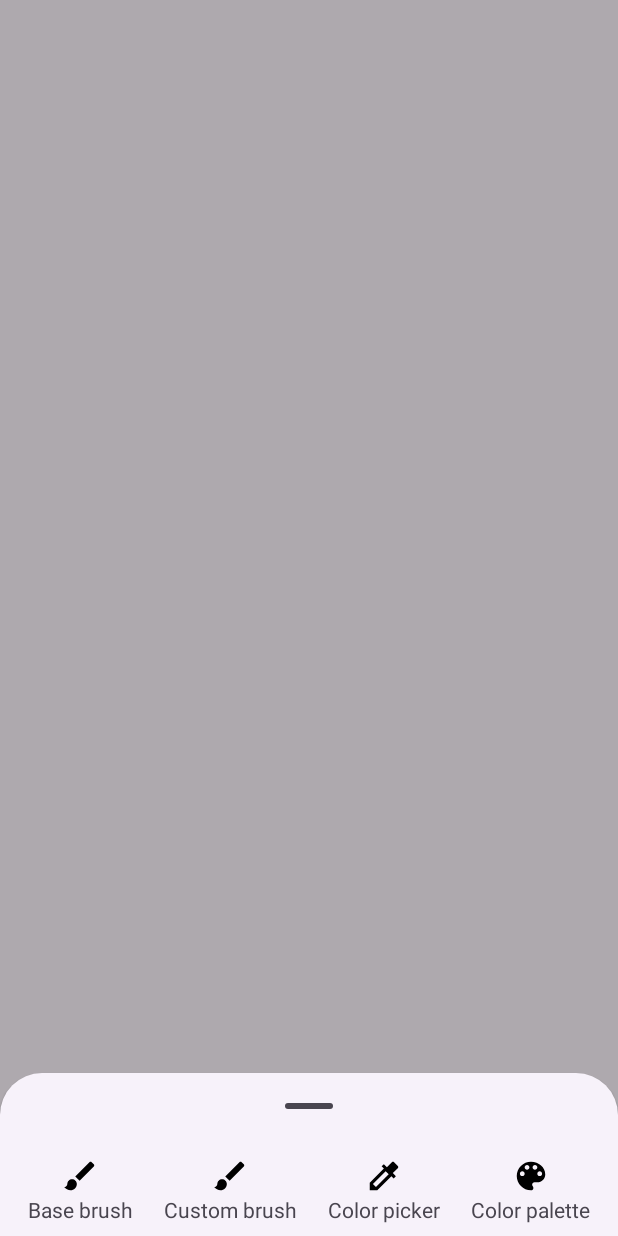
After one commit to riggelllll/BrushBliss, an Android app: the fragment DrawingBottomSheet placed in its activity, on a phone screen of 412 x 824 dp. The commit adds this screen. Run offline under Robolectric (Android 15) with nearby library versions, the phone set to English and light mode, and no system bars; our stand-ins replace data binding.

Commit message:
Added drawing bottom sheet

```diff
--- /dev/null
+++ b/app/src/main/java/com/koniukhov/brushbliss/fragments/DrawingBottomSheet.kt
@@ -0,0 +1,40 @@
+package com.koniukhov.brushbliss.fragments
+
+import android.os.Bundle
+import android.view.LayoutInflater
+import android.view.View
+import android.view.ViewGroup
+import com.google.android.material.bottomsheet.BottomSheetBehavior
+import com.google.android.material.bottomsheet.BottomSheetDialog
+import com.google.android.material.bottomsheet.BottomSheetDialogFragment
+import com.koniukhov.brushbliss.databinding.DrawingBottomSheetContentBinding
+
+class DrawingBottomSheet : BottomSheetDialogFragment() {
+    private var _binding: DrawingBottomSheetContentBinding? = null
+    private val  binding get() = _binding!!
+
+    override fun onCreateView(
+        inflater: LayoutInflater,
+        container: ViewGroup?,
+        savedInstanceState: Bundle?
+    ): View{
+        _binding =  DrawingBottomSheetContentBinding.inflate(inflater, container, false)
+        return binding.root
+    }
+
+    override fun onStart() {
+        super.onStart()
+        setDialogBehaviour()
+    }
+
+    private fun setDialogBehaviour(){
+        dialog?.let {
+            val modalBottomSheetBehavior = (it as BottomSheetDialog).behavior
+            modalBottomSheetBehavior.state = BottomSheetBehavior.STATE_EXPANDED
+        }
+    }
+
+    companion object {
+        const val TAG = "DrawingBottomSheet"
+    }
+}
--- a/app/src/main/java/com/koniukhov/brushbliss/fragments/DrawingFragment.kt
+++ b/app/src/main/java/com/koniukhov/brushbliss/fragments/DrawingFragment.kt
@@ -10,6 +10,7 @@ import com.koniukhov.brushbliss.databinding.FragmentDrawingBinding
 class DrawingFragment : Fragment() {
     private var _binding: FragmentDrawingBinding? = null
     private val binding get() = _binding!!
+    private lateinit var modalBottomSheet: DrawingBottomSheet
 
     override fun onCreateView(
         inflater: LayoutInflater,
@@ -18,6 +19,15 @@ class DrawingFragment : Fragment() {
     ): View {
         _binding = FragmentDrawingBinding.inflate(inflater, container, false)
 
+        initClickListeners()
+
         return binding.root
     }
+
+    private fun initClickListeners(){
+        binding.bottomSheetBtn.setOnClickListener{
+            modalBottomSheet = DrawingBottomSheet()
+            modalBottomSheet.show(childFragmentManager, DrawingBottomSheet.TAG)
+        }
+    }
 }
--- /dev/null
+++ b/app/src/main/res/drawable/ic_brush.xml
@@ -0,0 +1,5 @@
+<vector android:height="24dp" android:tint="#000000"
+    android:viewportHeight="24" android:viewportWidth="24"
+    android:width="24dp" xmlns:android="http://schemas.android.com/apk/res/android">
+    <path android:fillColor="@android:color/white" android:pathData="M7,14c-1.66,0 -3,1.34 -3,3 0,1.31 -1.16,2 -2,2 0.92,1.22 2.49,2 4,2 2.21,0 4,-1.79 4,-4 0,-1.66 -1.34,-3 -3,-3zM20.71,4.63l-1.34,-1.34c-0.39,-0.39 -1.02,-0.39 -1.41,0L9,12.25 11.75,15l8.96,-8.96c0.39,-0.39 0.39,-1.02 0,-1.41z"/>
+</vector>
--- /dev/null
+++ b/app/src/main/res/drawable/ic_color_palette.xml
@@ -0,0 +1,5 @@
+<vector android:height="24dp" android:tint="#000000"
+    android:viewportHeight="24" android:viewportWidth="24"
+    android:width="24dp" xmlns:android="http://schemas.android.com/apk/res/android">
+    <path android:fillColor="@android:color/white" android:pathData="M12,3c-4.97,0 -9,4.03 -9,9s4.03,9 9,9c0.83,0 1.5,-0.67 1.5,-1.5 0,-0.39 -0.15,-0.74 -0.39,-1.01 -0.23,-0.26 -0.38,-0.61 -0.38,-0.99 0,-0.83 0.67,-1.5 1.5,-1.5L16,16c2.76,0 5,-2.24 5,-5 0,-4.42 -4.03,-8 -9,-8zM6.5,12c-0.83,0 -1.5,-0.67 -1.5,-1.5S5.67,9 6.5,9 8,9.67 8,10.5 7.33,12 6.5,12zM9.5,8C8.67,8 8,7.33 8,6.5S8.67,5 9.5,5s1.5,0.67 1.5,1.5S10.33,8 9.5,8zM14.5,8c-0.83,0 -1.5,-0.67 -1.5,-1.5S13.67,5 14.5,5s1.5,0.67 1.5,1.5S15.33,8 14.5,8zM17.5,12c-0.83,0 -1.5,-0.67 -1.5,-1.5S16.67,9 17.5,9s1.5,0.67 1.5,1.5 -0.67,1.5 -1.5,1.5z"/>
+</vector>
--- /dev/null
+++ b/app/src/main/res/drawable/ic_color_picker.xml
@@ -0,0 +1,5 @@
+<vector android:height="24dp" android:tint="#000000"
+    android:viewportHeight="24" android:viewportWidth="24"
+    android:width="24dp" xmlns:android="http://schemas.android.com/apk/res/android">
+    <path android:fillColor="@android:color/white" android:pathData="M20.71,5.63l-2.34,-2.34c-0.39,-0.39 -1.02,-0.39 -1.41,0l-3.12,3.12 -1.93,-1.91 -1.41,1.41 1.42,1.42L3,16.25V21h4.75l8.92,-8.92 1.42,1.42 1.41,-1.41 -1.92,-1.92 3.12,-3.12c0.4,-0.4 0.4,-1.03 0.01,-1.42zM6.92,19L5,17.08l8.06,-8.06 1.92,1.92L6.92,19z"/>
+</vector>
--- /dev/null
+++ b/app/src/main/res/drawable/ic_drawing_bottom_sheet.xml
@@ -0,0 +1,5 @@
+<vector android:height="24dp" android:tint="#000000"
+    android:viewportHeight="24" android:viewportWidth="24"
+    android:width="24dp" xmlns:android="http://schemas.android.com/apk/res/android">
+    <path android:fillColor="@android:color/white" android:pathData="M12,2C6.47,2 2,6.47 2,12s4.47,10 10,10 10,-4.47 10,-10S17.53,2 12,2z"/>
+</vector>
--- /dev/null
+++ b/app/src/main/res/layout/drawing_bottom_sheet_content.xml
@@ -0,0 +1,110 @@
+<?xml version="1.0" encoding="utf-8"?>
+<androidx.constraintlayout.widget.ConstraintLayout
+    xmlns:android="http://schemas.android.com/apk/res/android"
+    android:layout_width="match_parent"
+    android:layout_height="wrap_content"
+    xmlns:app="http://schemas.android.com/apk/res-auto"
+    android:padding="@dimen/s_margin">
+    <com.google.android.material.bottomsheet.BottomSheetDragHandleView
+        android:id="@+id/drag_handle"
+        android:layout_width="match_parent"
+        android:layout_height="wrap_content"
+        app:layout_constraintStart_toStartOf="parent"
+        app:layout_constraintTop_toTopOf="parent"
+        app:layout_constraintEnd_toEndOf="parent"/>
+
+    <LinearLayout
+        android:layout_width="match_parent"
+        android:layout_height="wrap_content"
+        android:orientation="vertical"
+        app:layout_constraintStart_toStartOf="parent"
+        app:layout_constraintTop_toBottomOf="@id/drag_handle"
+        app:layout_constraintEnd_toEndOf="parent">
+        <LinearLayout
+            android:layout_width="match_parent"
+            android:layout_height="wrap_content"
+            android:orientation="horizontal"
+            android:weightSum="4">
+            <androidx.constraintlayout.widget.ConstraintLayout
+                    android:layout_width="wrap_content"
+                    android:layout_height="wrap_content"
+                    android:layout_weight="1">
+                    <ImageView
+                        android:id="@+id/bs_brush_ic"
+                        android:layout_width="25dp"
+                        android:layout_height="25dp"
+                        app:layout_constraintStart_toStartOf="parent"
+                        app:layout_constraintTop_toTopOf="parent"
+                        app:layout_constraintEnd_toEndOf="parent"
+                        android:src="@drawable/ic_brush"/>
+                    <TextView
+                        android:layout_width="wrap_content"
+                        android:layout_height="wrap_content"
+                        app:layout_constraintStart_toStartOf="parent"
+                        app:layout_constraintTop_toBottomOf="@id/bs_brush_ic"
+                        app:layout_constraintEnd_toEndOf="parent"
+                        android:text="@string/base_brush"/>
+                </androidx.constraintlayout.widget.ConstraintLayout>
+            <androidx.constraintlayout.widget.ConstraintLayout
+                android:layout_width="wrap_content"
+                android:layout_height="wrap_content"
+                android:layout_weight="1">
+                <ImageView
+                    android:id="@+id/cs_brush_ic"
+                    android:layout_width="25dp"
+                    android:layout_height="25dp"
+                    app:layout_constraintStart_toStartOf="parent"
+                    app:layout_constraintTop_toTopOf="parent"
+                    app:layout_constraintEnd_toEndOf="parent"
+                    android:src="@drawable/ic_brush"/>
+                <TextView
+                    android:layout_width="wrap_content"
+                    android:layout_height="wrap_content"
+                    app:layout_constraintStart_toStartOf="parent"
+                    app:layout_constraintTop_toBottomOf="@id/cs_brush_ic"
+                    app:layout_constraintEnd_toEndOf="parent"
+                    android:text="@string/custom_brush"/>
+            </androidx.constraintlayout.widget.ConstraintLayout>
+            <androidx.constraintlayout.widget.ConstraintLayout
+                android:layout_width="wrap_content"
+                android:layout_height="wrap_content"
+                android:layout_weight="1">
+                <ImageView
+                    android:id="@+id/col_picker_ic"
+                    android:layout_width="25dp"
+                    android:layout_height="25dp"
+                    app:layout_constraintStart_toStartOf="parent"
+                    app:layout_constraintTop_toTopOf="parent"
+                    app:layout_constraintEnd_toEndOf="parent"
+                    android:src="@drawable/ic_color_picker"/>
+                <TextView
+                    android:layout_width="wrap_content"
+                    android:layout_height="wrap_content"
+                    app:layout_constraintStart_toStartOf="parent"
+                    app:layout_constraintTop_toBottomOf="@id/col_picker_ic"
+                    app:layout_constraintEnd_toEndOf="parent"
+                    android:text="@string/color_picker"/>
+            </androidx.constraintlayout.widget.ConstraintLayout>
+            <androidx.constraintlayout.widget.ConstraintLayout
+                android:layout_width="wrap_content"
+                android:layout_height="wrap_content"
+                android:layout_weight="1">
+                <ImageView
+                    android:id="@+id/col_palette_ic"
+                    android:layout_width="25dp"
+                    android:layout_height="25dp"
+                    app:layout_constraintStart_toStartOf="parent"
+                    app:layout_constraintTop_toTopOf="parent"
+                    app:layout_constraintEnd_toEndOf="parent"
+                    android:src="@drawable/ic_color_palette"/>
+                <TextView
+                    android:layout_width="wrap_content"
+                    android:layout_height="wrap_content"
+                    app:layout_constraintStart_toStartOf="parent"
+                    app:layout_constraintTop_toBottomOf="@id/col_palette_ic"
+                    app:layout_constraintEnd_toEndOf="parent"
+                    android:text="@string/color_palette"/>
+            </androidx.constraintlayout.widget.ConstraintLayout>
+        </LinearLayout>
+    </LinearLayout>
+</androidx.constraintlayout.widget.ConstraintLayout>
--- a/app/src/main/res/layout/fragment_drawing.xml
+++ b/app/src/main/res/layout/fragment_drawing.xml
@@ -8,4 +8,13 @@
     <com.koniukhov.brushbliss.views.DrawingView
         android:layout_width="match_parent"
         android:layout_height="match_parent"/>
+    <ImageView
+        android:id="@+id/bottom_sheet_btn"
+        android:layout_width="30dp"
+        android:layout_height="30dp"
+        android:src="@drawable/ic_drawing_bottom_sheet"
+        app:layout_constraintStart_toStartOf="parent"
+        app:layout_constraintEnd_toEndOf="parent"
+        app:layout_constraintBottom_toBottomOf="parent"
+        android:layout_marginBottom="@dimen/s_margin"/>
 </androidx.constraintlayout.widget.ConstraintLayout>
--- a/app/src/main/res/values/strings.xml
+++ b/app/src/main/res/values/strings.xml
@@ -1,3 +1,8 @@
 <resources>
     <string name="app_name">BrushBliss</string>
+
+    <string name="base_brush">Base brush</string>
+    <string name="custom_brush">Custom brush</string>
+    <string name="color_picker">Color picker</string>
+    <string name="color_palette">Color palette</string>
 </resources>
```
